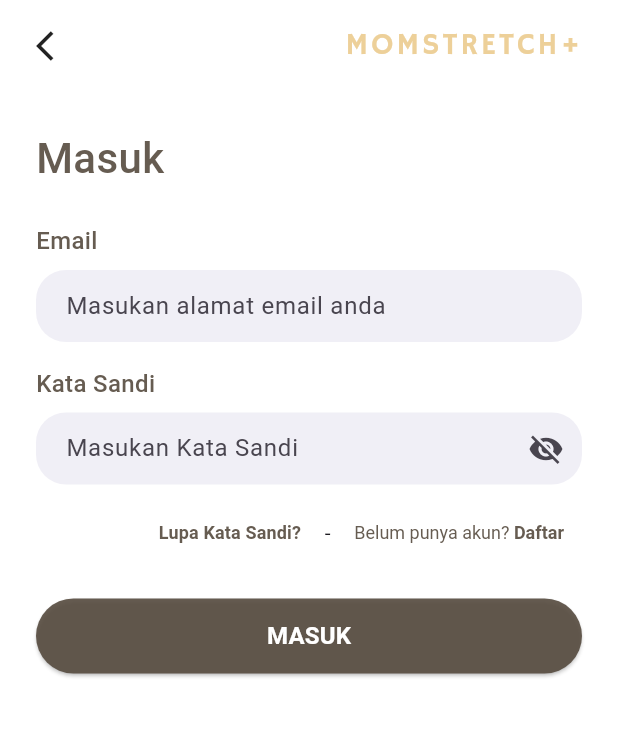
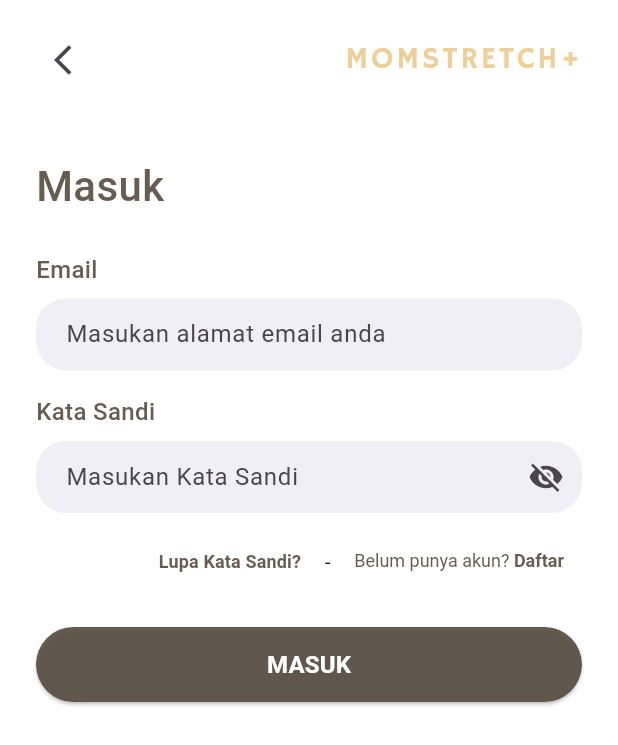
Before and after one commit to humam-ashaq/momstretch, a Flutter app: the screen it shows after launch, on a phone screen of 412 x 824 dp. Shown: the top 745 px of the screen. Run offline on Flutter 3.47's test engine with Material 3 defaults, Android fonts, the light colour scheme and no system bars; our stand-ins replace get, get_storage.

Commit message:
fix login

```diff
--- a/lib/app/modules/login/views/login_view.dart
+++ b/lib/app/modules/login/views/login_view.dart
@@ -20,7 +20,10 @@ class LoginView extends GetView<LoginController> {
               Row(
                 mainAxisAlignment: MainAxisAlignment.spaceBetween,
                 children: [
-                  Icon(Icons.arrow_back_ios, size: 24),
+                  IconButton(
+                    icon: Icon(Icons.arrow_back_ios),
+                    onPressed: () => Get.back(),
+                  ),
                   Text(
                     'MOMSTRETCH+',
                     style: TextStyle(
@@ -28,8 +31,7 @@ class LoginView extends GetView<LoginController> {
                         letterSpacing: 2,
                         fontWeight: FontWeight.normal,
                         fontSize: 20,
-                      color: AppColors.secondaryColor
-                    ),
+                        color: AppColors.secondaryColor),
                   ),
                 ],
               ),
@@ -53,7 +55,7 @@ class LoginView extends GetView<LoginController> {
               ),
               const SizedBox(height: 8),
               TextField(
-                controller: controller.emailController,
+                controller: controller.emailC,
                 decoration: InputDecoration(
                   hintText: 'Masukan alamat email anda',
                   filled: true,
@@ -77,7 +79,7 @@ class LoginView extends GetView<LoginController> {
               ),
               const SizedBox(height: 8),
               Obx(() => TextField(
-                    controller: controller.passwordController,
+                    controller: controller.passC,
                     obscureText: controller.isPasswordHidden.value,
                     decoration: InputDecoration(
                       hintText: 'Masukan Kata Sandi',
@@ -97,7 +99,9 @@ class LoginView extends GetView<LoginController> {
                       ),
                     ),
                   )),
-              const SizedBox(height: 8,),
+              const SizedBox(
+                height: 8,
+              ),
               Align(
                 alignment: Alignment.centerRight,
                 child: Row(
@@ -122,19 +126,12 @@ class LoginView extends GetView<LoginController> {
                       },
                       child: RichText(
                         text: TextSpan(
-                          style: TextStyle(
-                            fontSize: 12,
-                            color: mainColor
-                          ),
+                          style: TextStyle(fontSize: 12, color: mainColor),
                           children: [
-                            TextSpan(
-                              text: 'Belum punya akun? '
-                            ),
+                            TextSpan(text: 'Belum punya akun? '),
                             TextSpan(
                               text: 'Daftar',
-                              style: TextStyle(
-                                fontWeight: FontWeight.bold
-                              ),
+                              style: TextStyle(fontWeight: FontWeight.bold),
                             ),
                           ],
                         ),
@@ -145,11 +142,9 @@ class LoginView extends GetView<LoginController> {
               ),
               const SizedBox(height: 20),
               Center(
-                child: ElevatedButton(
-                  onPressed: () {
-                    Get.toNamed('/program');
-                  },
-                  // controller.login,
+                child: Obx(() => ElevatedButton(
+                      onPressed:
+                          controller.isLoading.value ? null : controller.login,
                       style: ElevatedButton.styleFrom(
                         backgroundColor: mainColor,
                         minimumSize: Size(double.infinity, 50),
@@ -157,14 +152,24 @@ class LoginView extends GetView<LoginController> {
                           borderRadius: BorderRadius.circular(30),
                         ),
                       ),
-                  child: Text(
+                      child: controller.isLoading.value
+                          ? const SizedBox(
+                              height: 24,
+                              width: 24,
+                              child: CircularProgressIndicator(
+                                color: Colors.white,
+                                strokeWidth: 2,
+                              ),
+                            )
+                          : const Text(
                               'MASUK',
                               style: TextStyle(
                                 fontSize: 16,
                                 fontWeight: FontWeight.bold,
-                        color: Colors.white),
+                                color: Colors.white,
                               ),
                             ),
+                    )),
               )
             ],
           ),
```
Also changed, not shown: lib/app/data/widgets/custom_snackbar.dart (added, +29 -0 lines), lib/app/modules/login/controllers/login_controller.dart (+28 -10 lines), lib/app/modules/register/controllers/register_controller.dart (+18 -11 lines). Lines whose indentation alone changed are shown as unchanged.
